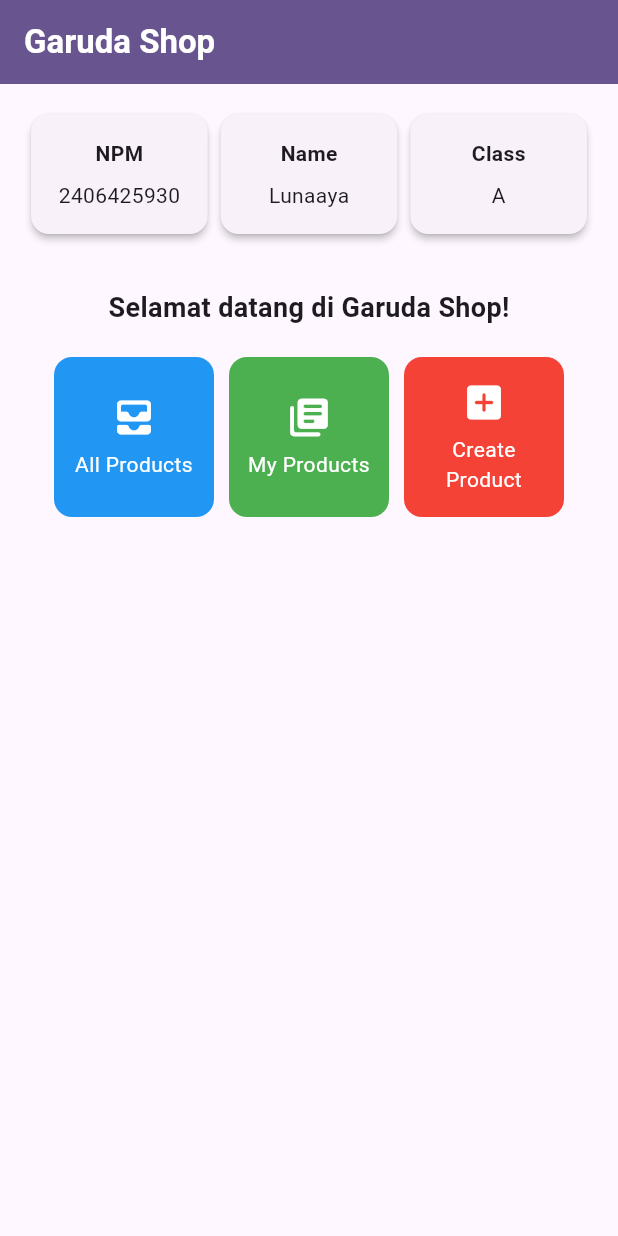
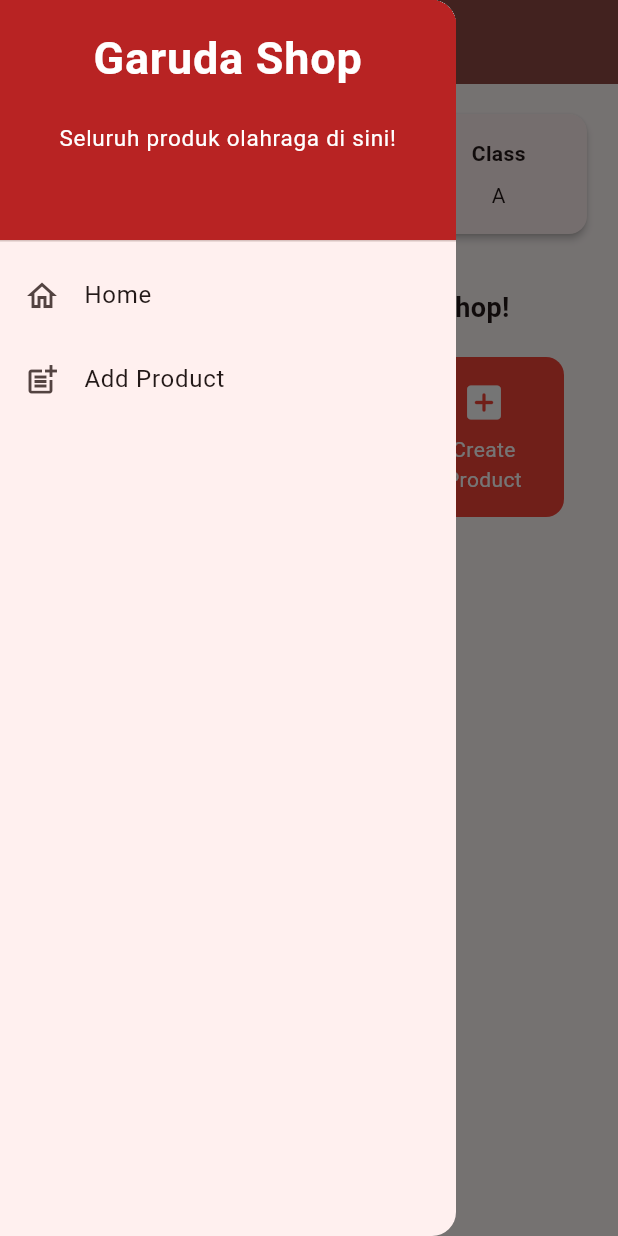
Before and after one commit to harzluna/garuda-shop-mobile, a Flutter app: the screen it shows after launch, with the side drawer open (before the commit the screen has no drawer), on a phone screen of 412 x 824 dp. Run offline on Flutter 3.47's test engine with Material 3 defaults, Android fonts, the phone set to English and light mode, and no system bars.

Commit message:
mengerjakan tugas 8

```diff
--- a/lib/main.dart
+++ b/lib/main.dart
@@ -1,5 +1,5 @@
 import 'package:flutter/material.dart';
-import 'package:football_shop/menu.dart';
+import 'package:football_shop/screens/menu.dart';
 
 void main() {
   runApp(const MyApp());
@@ -29,7 +29,7 @@ class MyApp extends StatelessWidget {
         //
         // This works for code too, not just values: Most code changes can be
         // tested with just a hot reload.
-        colorScheme: ColorScheme.fromSeed(seedColor: Colors.deepPurple),
+        colorScheme: ColorScheme.fromSeed(seedColor: const Color.fromARGB(255, 184, 35, 35)),
       ),
       home: MyHomePage(),
     );
--- a/lib/menu.dart
+++ b/lib/screens/menu.dart
@@ -1,11 +1,13 @@
 import 'package:flutter/material.dart';
+import 'package:football_shop/widgets/left_drawer.dart';
+import 'package:football_shop/widgets/product_card.dart';
 
 class MyHomePage extends StatelessWidget {
   MyHomePage({super.key});
 
-  final String nama = "Lunaaya"; //nama
-  final String npm = "2406425930"; //npm
-  final String kelas = "A"; //kelas
+  final String nama = "Lunaaya";
+  final String npm = "2406425930";
+  final String kelas = "A";
 
   final List<ItemHomepage> items = [
     ItemHomepage("All Products", Icons.all_inbox_rounded, Colors.blue),
@@ -16,9 +18,7 @@ class MyHomePage extends StatelessWidget {
   @override
   Widget build(BuildContext context) {
     return Scaffold(
-      // AppBar adalah bagian atas halaman yang menampilkan judul.
       appBar: AppBar(
-        // Judul aplikasi "Garuda Shop" dengan teks putih dan tebal.
         title: const Text(
           'Garuda Shop',
           style: TextStyle(color: Colors.white, fontWeight: FontWeight.bold),
@@ -26,6 +26,7 @@ class MyHomePage extends StatelessWidget {
         // Warna latar belakang AppBar diambil dari skema warna tema aplikasi.
         backgroundColor: Theme.of(context).colorScheme.primary,
       ),
+      drawer: LeftDrawer(),
       // Body halaman dengan padding di sekelilingnya.
       body: Padding(
         padding: const EdgeInsets.all(16.0),
@@ -70,7 +71,6 @@ class MyHomePage extends StatelessWidget {
                     crossAxisSpacing: 10,
                     mainAxisSpacing: 10,
                     crossAxisCount: 3,
-                    // Agar grid menyesuaikan tinggi kontennya.
                     shrinkWrap: true,
 
                     // Menampilkan ItemCard untuk setiap item dalam list items.
@@ -89,10 +89,9 @@ class MyHomePage extends StatelessWidget {
 }
 
 class InfoCard extends StatelessWidget {
-  // Kartu informasi yang menampilkan title dan content.
 
-  final String title; // Judul kartu.
-  final String content; // Isi kartu.
+  final String title;
+  final String content;
 
   const InfoCard({super.key, required this.title, required this.content});
 
@@ -105,9 +104,8 @@ class InfoCard extends StatelessWidget {
         // Mengatur ukuran dan jarak di dalam kartu.
         width:
             MediaQuery.of(context).size.width /
-            3.5, // menyesuaikan dengan lebar device yang digunakan.
+            3.5,
         padding: const EdgeInsets.all(16.0),
-        // Menyusun title dan content secara vertikal.
         child: Column(
           children: [
             Text(title, style: const TextStyle(fontWeight: FontWeight.bold)),
@@ -128,57 +126,3 @@ class ItemHomepage {
 
   ItemHomepage(this.name, this.icon, this.color);
 }
-
-class ItemCard extends StatelessWidget {
-  // Menampilkan kartu dengan ikon dan nama.
-
-  final ItemHomepage item;
-
-  const ItemCard(this.item, {super.key});
-
-  @override
-  Widget build(BuildContext context) {
-    return Material(
-      // Menentukan warna latar belakang dari tema aplikasi.
-      color: item.color,
-      // Membuat sudut kartu melengkung dan memastikan clipping agar warna
-      // mengisi area yang diinginkan. Using `shape` + `clipBehavior` is
-      // more robust across Flutter versions than `borderRadius` alone.
-      shape: RoundedRectangleBorder(borderRadius: BorderRadius.circular(12)),
-      clipBehavior: Clip.hardEdge,
-
-      child: InkWell(
-        // Aksi ketika kartu ditekan.
-        onTap: () {
-          // Menampilkan pesan SnackBar saat kartu ditekan.
-          ScaffoldMessenger.of(context)
-            ..hideCurrentSnackBar()
-            ..showSnackBar(
-              SnackBar(
-                content: Text("Kamu telah menekan tombol ${item.name}!"),
-              ),
-            );
-        },
-        // Container untuk menyimpan Icon dan Text
-        child: Container(
-          padding: const EdgeInsets.all(8),
-          child: Center(
-            child: Column(
-              // Menyusun ikon dan teks di tengah kartu.
-              mainAxisAlignment: MainAxisAlignment.center,
-              children: [
-                Icon(item.icon, color: Colors.white, size: 30.0),
-                const Padding(padding: EdgeInsets.all(3)),
-                Text(
-                  item.name,
-                  textAlign: TextAlign.center,
-                  style: const TextStyle(color: Colors.white),
-                ),
-              ],
-            ),
-          ),
-        ),
-      ),
-    );
-  }
-}
--- /dev/null
+++ b/lib/widgets/left_drawer.dart
@@ -0,0 +1,70 @@
+import 'package:flutter/material.dart';
+import 'package:football_shop/screens/menu.dart';
+import 'package:football_shop/screens/productlists_form.dart';
+
+class LeftDrawer extends StatelessWidget {
+  const LeftDrawer({super.key});
+
+  @override
+  Widget build(BuildContext context) {
+    return Drawer(
+      child: ListView(
+        children: [
+          const DrawerHeader(
+            // Bagian drawer header
+            decoration: BoxDecoration(
+              color: Color.fromARGB(255, 184, 35, 35),
+            ),
+            child: Column(
+              children: [
+                Text(
+                  'Garuda Shop',
+                  textAlign: TextAlign.center,
+                  style: TextStyle(
+                    fontSize: 30,
+                    fontWeight: FontWeight.bold,
+                    color: Colors.white,
+                  ),
+                ),
+                Padding(padding: EdgeInsets.all(10)),
+                Text("Seluruh produk olahraga di sini!",
+                  textAlign: TextAlign.center,
+                  style: TextStyle(
+                    fontSize: 15,
+                    color: Colors.white,
+                    fontWeight: FontWeight.normal,
+                  ),
+              ),
+            ],
+          ),
+        ),
+          // Bagian routing
+          ListTile(
+            leading: const Icon(Icons.home_outlined),
+            title: const Text('Home'),
+            // Bagian redirection ke MyHomePage
+            onTap: () {
+              Navigator.pushReplacement(
+                  context,
+                  MaterialPageRoute(
+                    builder: (context) => MyHomePage(),
+                  ));
+            },
+          ),
+          ListTile(
+            leading: const Icon(Icons.post_add),
+            title: const Text('Add Product'),
+            // Bagian redirection ke ProductFormPage
+            onTap: () {
+              Navigator.pushReplacement(
+                  context,
+                  MaterialPageRoute(
+                    builder: (context) => ProductFormPage(),
+                  ));
+            },
+          ),
+        ],
+      ),
+    );
+  }
+}
--- /dev/null
+++ b/lib/widgets/product_card.dart
@@ -0,0 +1,65 @@
+import 'package:flutter/material.dart';
+import 'package:football_shop/screens/productlists_form.dart';
+import 'package:football_shop/screens/menu.dart';
+
+class ItemCard extends StatelessWidget {
+  // Menampilkan kartu dengan ikon dan nama.
+
+  final ItemHomepage item;
+
+  const ItemCard(this.item, {super.key});
+
+  @override
+  Widget build(BuildContext context) {
+    return Material(
+      // Menentukan warna latar belakang dari tema aplikasi.
+      color: item.color,
+      shape: RoundedRectangleBorder(borderRadius: BorderRadius.circular(12)),
+      clipBehavior: Clip.hardEdge,
+
+      child: InkWell(
+        // Aksi ketika kartu ditekan.
+        onTap: () {
+          // Menampilkan pesan SnackBar saat kartu ditekan.
+          ScaffoldMessenger.of(context)
+            ..hideCurrentSnackBar()
+            ..showSnackBar(
+              SnackBar(
+                content: Text("Kamu telah menekan tombol ${item.name}!"),
+              ),
+            );
+
+          // Navigate ke route yang sesuai (tergantung jenis tombol)
+          if (item.name == "Create Product") {
+            // Gunakan Navigator.push untuk melakukan navigasi ke MaterialPageRoute yang mencakup ProductFormPage.
+            Navigator.push(
+              context,
+              MaterialPageRoute(
+                builder: (context) => ProductFormPage(),
+              ),
+            );
+          }
+        },
+        // Container untuk menyimpan Icon dan Text
+        child: Container(
+          padding: const EdgeInsets.all(8),
+          child: Center(
+            child: Column(
+              // Menyusun ikon dan teks di tengah kartu.
+              mainAxisAlignment: MainAxisAlignment.center,
+              children: [
+                Icon(item.icon, color: Colors.white, size: 30.0),
+                const Padding(padding: EdgeInsets.all(3)),
+                Text(
+                  item.name,
+                  textAlign: TextAlign.center,
+                  style: const TextStyle(color: Colors.white),
+                ),
+              ],
+            ),
+          ),
+        ),
+      ),
+    );
+  }
+}
```
Also changed, not shown: lib/screens/productlists_form.dart (added, +307 -0 lines), 1 other file.
